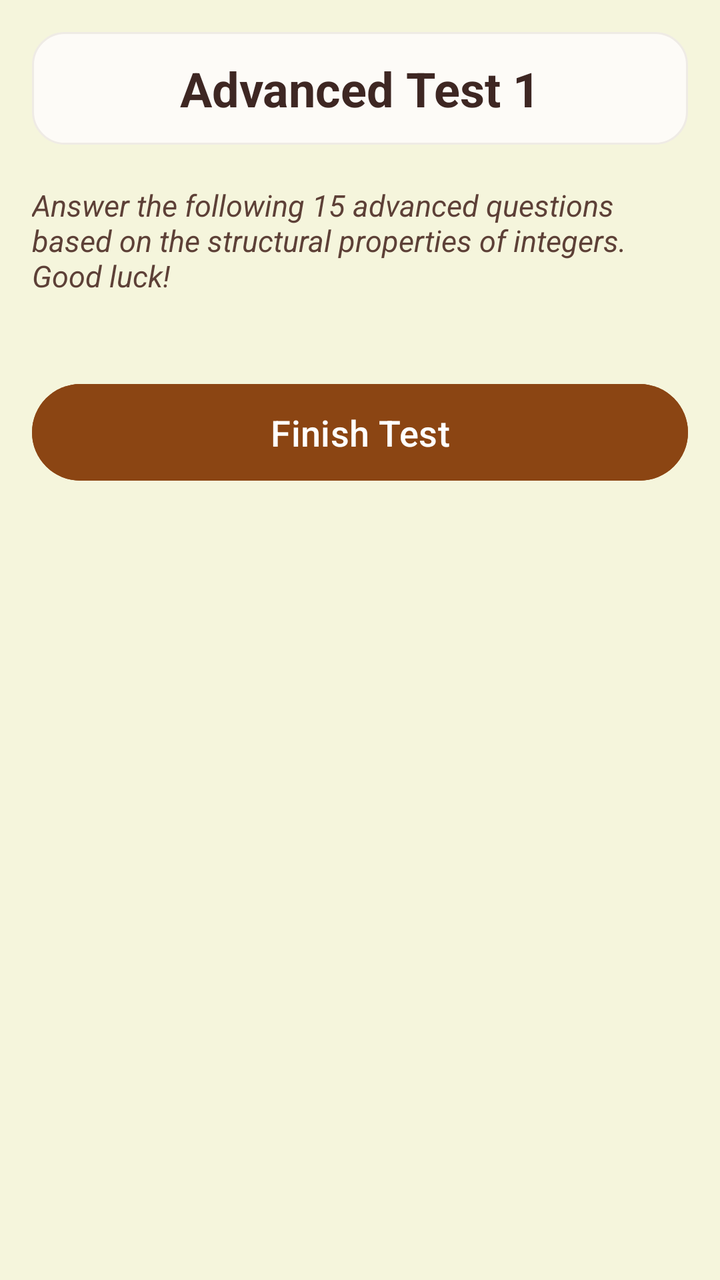
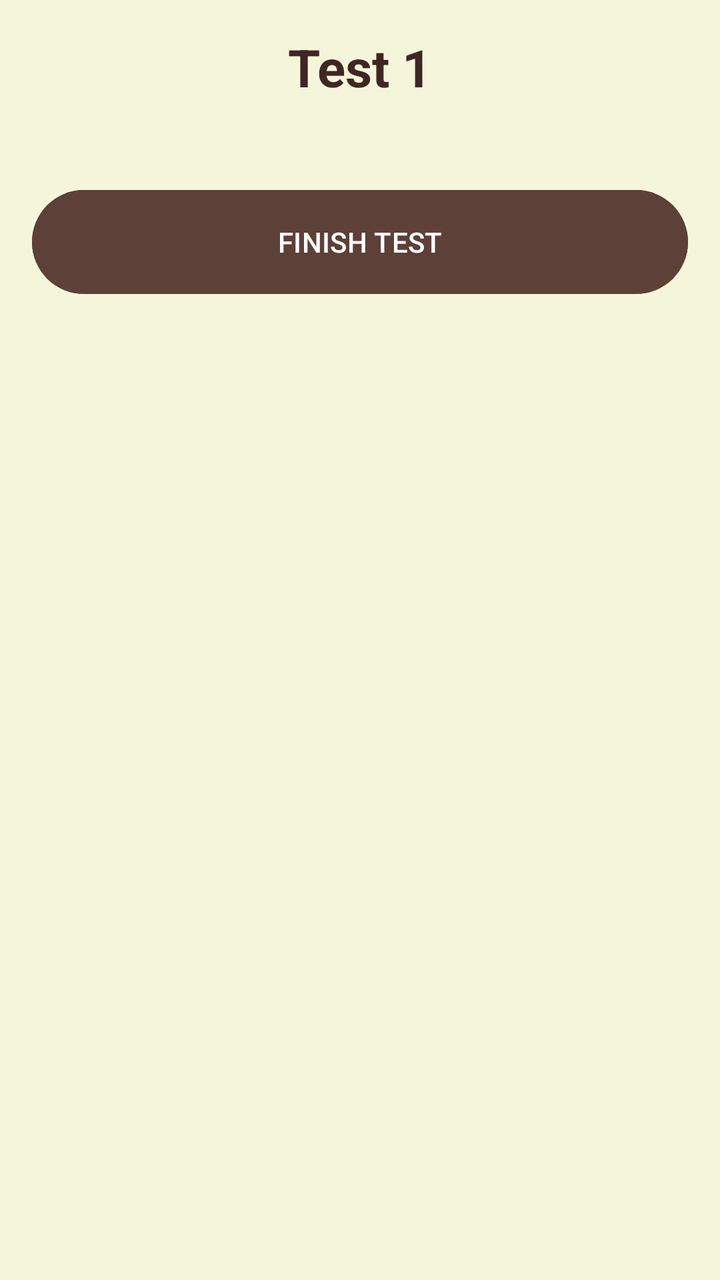

Two renders of the same Android screen: before a commit and after it. Below are the layout's source before the change and the commit's diff.
<!-- AndroidManifest.xml: application theme Theme.OlympMathMentor -->
<!-- res/layout/activity_int_test1.xml -->
<?xml version="1.0" encoding="utf-8"?>
<ScrollView xmlns:android="http://schemas.android.com/apk/res/android"
    android:layout_width="match_parent"
    android:layout_height="match_parent"
    android:background="#F5F5DC"
    android:fillViewport="true">

    <LinearLayout
        android:layout_width="match_parent"
        android:layout_height="wrap_content"
        android:orientation="vertical"
        android:padding="16dp">

        <TextView
            android:layout_width="match_parent"
            android:layout_height="wrap_content"
            android:text="Advanced Test 1"
            android:textSize="24sp"
            android:textStyle="bold"
            android:textColor="#3E2723"
            android:gravity="center"
            android:padding="12dp"
            android:background="@drawable/rounded_header_bg"
            android:layout_marginBottom="20dp"/>

        <TextView
            android:layout_width="match_parent"
            android:layout_height="wrap_content"
            android:text="Answer the following 15 advanced questions based on the structural properties of integers. Good luck!"
            android:textColor="#5D4037"
            android:textSize="15sp"
            android:textStyle="italic"
            android:layout_marginBottom="20dp"/>

        <LinearLayout
            android:id="@+id/questionsContainer"
            android:layout_width="match_parent"
            android:layout_height="wrap_content"
            android:orientation="vertical"
            android:layout_marginBottom="20dp"/>

        <Button
            android:id="@+id/btnFinish"
            android:layout_width="match_parent"
            android:layout_height="wrap_content"
            android:text="Finish Test"
            android:textSize="18sp"
            android:backgroundTint="#8B4513"
            android:textColor="@color/white"
            android:padding="12dp"/>

        <LinearLayout
            android:id="@+id/resultLayout"
            android:layout_width="match_parent"
            android:layout_height="wrap_content"
            android:orientation="vertical"
            android:gravity="center"
            android:visibility="gone"
            android:layout_marginTop="20dp">

            <TextView
                android:id="@+id/tvScore"
                android:layout_width="wrap_content"
                android:layout_height="wrap_content"
                android:textSize="22sp"
                android:textStyle="bold"
                android:textColor="#3E2723" />

            <LinearLayout
                android:id="@+id/medalsLayout"
                android:layout_width="wrap_content"
                android:layout_height="wrap_content"
                android:orientation="horizontal"
                android:layout_marginTop="12dp"
                android:layout_marginBottom="12dp">
                <ImageView android:id="@+id/medal1" android:layout_width="40dp" android:layout_height="40dp" android:src="@android:drawable/star_on" android:layout_margin="4dp"/>
                <ImageView android:id="@+id/medal2" android:layout_width="40dp" android:layout_height="40dp" android:src="@android:drawable/star_on" android:layout_margin="4dp"/>
                <ImageView android:id="@+id/medal3" android:layout_width="40dp" android:layout_height="40dp" android:src="@android:drawable/star_on" android:layout_margin="4dp"/>
            </LinearLayout>

            <TextView
                android:id="@+id/tvFeedback"
                android:layout_width="wrap_content"
                android:layout_height="wrap_content"
                android:textSize="16sp"
                android:textStyle="bold"
                android:gravity="center"
                android:layout_marginTop="10dp"/>

            <Button
                android:id="@+id/btnRetry"
                android:layout_width="match_parent"
                android:layout_height="wrap_content"
                android:text="Retry Test"
                android:layout_marginTop="20dp"
                android:backgroundTint="#4E342E"
                android:textColor="@color/white"/>

            <Button
                android:id="@+id/btnNextLesson"
                android:layout_width="match_parent"
                android:layout_height="wrap_content"
                android:text="Go to Lesson 2 →"
                android:layout_marginTop="10dp"
                android:backgroundTint="#FF9800"
                android:textColor="@color/white"
                android:visibility="gone"/>
        </LinearLayout>

    </LinearLayout>
</ScrollView>
<!-- resources referenced by this layout -->
<resources>
  <color name="white">#FFFFFF</color>
  <!-- drawable rounded_header_bg (drawable) -->
  <?xml version="1.0" encoding="utf-8"?>
  <shape xmlns:android="http://schemas.android.com/apk/res/android"
      android:shape="rectangle">
  
      <solid android:color="#FDFBF7" />
  
      <corners android:radius="16dp" />
  
      <stroke
          android:width="1dp"
          android:color="#EFEBE5" />
  
  </shape>
  <style name="Theme.OlympMathMentor" parent="Base.Theme.OlympMathMentor" />
  <style name="Base.Theme.OlympMathMentor" parent="Theme.Material3.DayNight.NoActionBar">
          
          
      </style>
</resources>

<!-- the commit's change to res/layout/activity_int_test1.xml (unified diff, before → after) -->
@@ -3,109 +3,96 @@
     android:layout_width="match_parent"
     android:layout_height="match_parent"
     android:background="#F5F5DC"
-    android:fillViewport="true">
+    android:padding="16dp">
 
     <LinearLayout
         android:layout_width="match_parent"
         android:layout_height="wrap_content"
-        android:orientation="vertical"
-        android:padding="16dp">
-
-        <TextView
-            android:layout_width="match_parent"
-            android:layout_height="wrap_content"
-            android:text="Advanced Test 1"
-            android:textSize="24sp"
-            android:textStyle="bold"
-            android:textColor="#3E2723"
-            android:gravity="center"
-            android:padding="12dp"
-            android:background="@drawable/rounded_header_bg"
-            android:layout_marginBottom="20dp"/>
-
-        <TextView
-            android:layout_width="match_parent"
-            android:layout_height="wrap_content"
-            android:text="Answer the following 15 advanced questions based on the structural properties of integers. Good luck!"
-            android:textColor="#5D4037"
-            android:textSize="15sp"
-            android:textStyle="italic"
-            android:layout_marginBottom="20dp"/>
+        android:orientation="vertical">
 
         <LinearLayout
             android:id="@+id/questionsContainer"
             android:layout_width="match_parent"
             android:layout_height="wrap_content"
-            android:orientation="vertical"
-            android:layout_marginBottom="20dp"/>
+            android:orientation="vertical" />
+
+        <TextView
+            android:layout_width="match_parent"
+            android:layout_height="wrap_content"
+            android:layout_marginBottom="20dp"
+            android:gravity="center"
+            android:text="Test 1"
+            android:textColor="#3E2723"
+            android:textSize="26sp"
+            android:textStyle="bold" />
 
         <Button
             android:id="@+id/btnFinish"
             android:layout_width="match_parent"
-            android:layout_height="wrap_content"
-            android:text="Finish Test"
-            android:textSize="18sp"
-            android:backgroundTint="#8B4513"
-            android:textColor="@color/white"
-            android:padding="12dp"/>
+            android:layout_height="60dp"
+            android:text="FINISH TEST"
+            android:backgroundTint="#5D4037"
+            android:textColor="#FFFFFF"
+            android:layout_marginTop="20dp"/>
 
         <LinearLayout
             android:id="@+id/resultLayout"
             android:layout_width="match_parent"
             android:layout_height="wrap_content"
             android:orientation="vertical"
+            android:visibility="gone"
             android:gravity="center"
-            android:visibility="gone"
             android:layout_marginTop="20dp">
 
             <TextView
                 android:id="@+id/tvScore"
                 android:layout_width="wrap_content"
                 android:layout_height="wrap_content"
-                android:textSize="22sp"
-                android:textStyle="bold"
-                android:textColor="#3E2723" />
+                android:textSize="24sp"
+                android:textColor="#3E2723"
+                android:textStyle="bold"/>
 
             <LinearLayout
                 android:id="@+id/medalsLayout"
                 android:layout_width="wrap_content"
                 android:layout_height="wrap_content"
                 android:orientation="horizontal"
-                android:layout_marginTop="12dp"
-                android:layout_marginBottom="12dp">
-                <ImageView android:id="@+id/medal1" android:layout_width="40dp" android:layout_height="40dp" android:src="@android:drawable/star_on" android:layout_margin="4dp"/>
-                <ImageView android:id="@+id/medal2" android:layout_width="40dp" android:layout_height="40dp" android:src="@android:drawable/star_on" android:layout_margin="4dp"/>
-                <ImageView android:id="@+id/medal3" android:layout_width="40dp" android:layout_height="40dp" android:src="@android:drawable/star_on" android:layout_margin="4dp"/>
+                android:layout_margin="10dp"
+                android:visibility="gone">
+
+                <ImageView android:id="@+id/medal1" android:layout_width="60dp" android:layout_height="60dp" android:src="@drawable/ic_medal" />
+                <ImageView android:id="@+id/medal2" android:layout_width="60dp" android:layout_height="60dp" android:src="@drawable/ic_medal" />
+                <ImageView android:id="@+id/medal3" android:layout_width="60dp" android:layout_height="60dp" android:src="@drawable/ic_medal" />
+
             </LinearLayout>
 
             <TextView
                 android:id="@+id/tvFeedback"
-                android:layout_width="wrap_content"
+                android:layout_width="match_parent"
                 android:layout_height="wrap_content"
-                android:textSize="16sp"
-                android:textStyle="bold"
                 android:gravity="center"
-                android:layout_marginTop="10dp"/>
+                android:textSize="18sp"
+                android:textColor="#D32F2F"
+                android:layout_marginBottom="20dp"/>
+
+            <Button
+                android:id="@+id/btnNextLesson"
+                android:layout_width="match_parent"
+                android:layout_height="60dp"
+                android:text="Next Lesson"
+                android:visibility="gone"
+                android:backgroundTint="#2E7D32"
+                android:textColor="#FFFFFF"
+                android:layout_marginBottom="10dp"/>
 
             <Button
                 android:id="@+id/btnRetry"
                 android:layout_width="match_parent"
-                android:layout_height="wrap_content"
+                android:layout_height="60dp"
                 android:text="Retry Test"
-                android:layout_marginTop="20dp"
-                android:backgroundTint="#4E342E"
-                android:textColor="@color/white"/>
+                android:backgroundTint="#D32F2F"
+                android:textColor="#FFFFFF"/>
 
-            <Button
-                android:id="@+id/btnNextLesson"
-                android:layout_width="match_parent"
-                android:layout_height="wrap_content"
-                android:text="Go to Lesson 2 →"
-                android:layout_marginTop="10dp"
-                android:backgroundTint="#FF9800"
-                android:textColor="@color/white"
-                android:visibility="gone"/>
         </LinearLayout>
-
     </LinearLayout>
 </ScrollView>
<!-- resource entries referenced after the edit -->
@@ -1,20 +1,15 @@
 <!-- resources referenced by this layout -->
 <resources>
-  <color name="white">#FFFFFF</color>
-  <!-- drawable rounded_header_bg (drawable) -->
-  <?xml version="1.0" encoding="utf-8"?>
-  <shape xmlns:android="http://schemas.android.com/apk/res/android"
-      android:shape="rectangle">
-  
-      <solid android:color="#FDFBF7" />
-  
-      <corners android:radius="16dp" />
-  
-      <stroke
-          android:width="1dp"
-          android:color="#EFEBE5" />
-  
-  </shape>
+  <!-- drawable ic_medal (drawable) -->
+  <vector xmlns:android="http://schemas.android.com/apk/res/android"
+      android:width="24dp"
+      android:height="24dp"
+      android:viewportWidth="24"
+      android:viewportHeight="24">
+      <path
+          android:fillColor="#FFFFFFFF"
+          android:pathData="M17,10.43V2H7v8.43c0,0.35 0.18,0.68 0.49,0.86l4.18,2.51l-0.99,2.34l-3.41,0.29l2.59,2.24L8.96,22L12,20.23L15.04,22l-0.9-3.33l2.59,-2.24l-3.41,-0.29l-0.99,-2.34l4.18,-2.51C16.82,11.11 17,10.79 17,10.43zM13,4h2v3h-2V4zM9,4h2v3H9V4z"/>
+  </vector>
   <style name="Theme.OlympMathMentor" parent="Base.Theme.OlympMathMentor" />
   <style name="Base.Theme.OlympMathMentor" parent="Theme.Material3.DayNight.NoActionBar">
           
